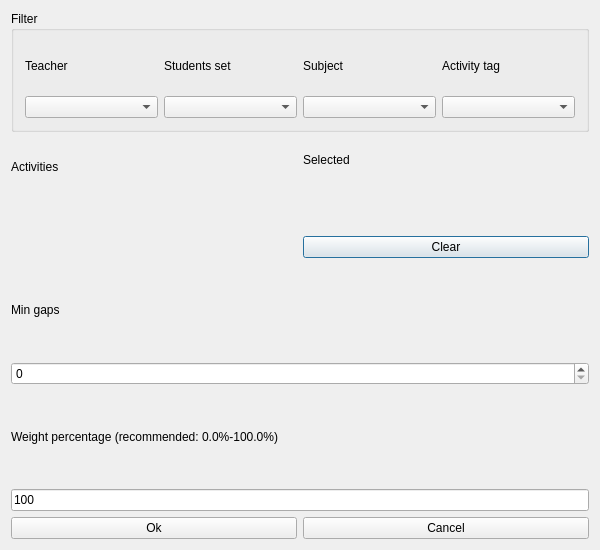
Above: src/interface/modifyconstraintmingapsbetweenactivitiesform_template.ui from janLo/FET before the change. Below: the same form after it.
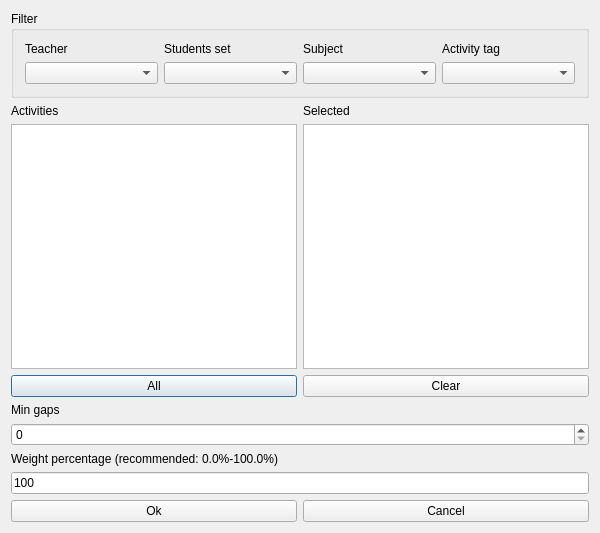
That is the form after the change. Custom widgets are drawn as their Qt base class.

What changed in the file:
```diff
--- a/src/interface/modifyconstraintmingapsbetweenactivitiesform_template.ui
+++ b/src/interface/modifyconstraintmingapsbetweenactivitiesform_template.ui
@@ -7,37 +7,29 @@
     <x>0</x>
     <y>0</y>
     <width>600</width>
-    <height>550</height>
+    <height>533</height>
    </rect>
   </property>
   <property name="windowTitle">
    <string extracomment="This is the title of the dialog to modify a constraint of this type">Modify min gaps between activities</string>
   </property>
-  <layout class="QGridLayout" name="gridLayout">
-   <item row="0" column="0" colspan="2">
-    <widget class="Q3GroupBox" name="groupBox3">
+  <layout class="QGridLayout" name="gridLayout_2">
+   <item row="0" column="0">
+    <widget class="QGroupBox" name="filterGroupBox">
      <property name="title">
       <string>Filter</string>
      </property>
-     <layout class="QGridLayout">
+     <layout class="QGridLayout" name="gridLayout">
       <item row="0" column="0">
-       <layout class="QGridLayout">
-        <item row="0" column="3">
-         <widget class="QLabel" name="activityTagsTextLabel">
+       <widget class="QLabel" name="teachersTextLabel">
           <property name="text">
-           <string>Activity tag</string>
+         <string>Teacher</string>
           </property>
           <property name="wordWrap">
            <bool>false</bool>
           </property>
          </widget>
         </item>
-        <item row="1" column="1">
-         <widget class="QComboBox" name="studentsComboBox"/>
-        </item>
-        <item row="1" column="3">
-         <widget class="QComboBox" name="activityTagsComboBox"/>
-        </item>
         <item row="0" column="1">
          <widget class="QLabel" name="studentsTextLabel">
           <property name="text">
@@ -48,9 +40,6 @@
           </property>
          </widget>
         </item>
-        <item row="1" column="2">
-         <widget class="QComboBox" name="subjectsComboBox"/>
-        </item>
         <item row="0" column="2">
          <widget class="QLabel" name="subjectsTextLabel">
           <property name="text">
@@ -61,26 +50,35 @@
           </property>
          </widget>
         </item>
+      <item row="0" column="3">
+       <widget class="QLabel" name="activityTagsTextLabel">
+        <property name="text">
+         <string>Activity tag</string>
+        </property>
+        <property name="wordWrap">
+         <bool>false</bool>
+        </property>
+       </widget>
+      </item>
         <item row="1" column="0">
          <widget class="QComboBox" name="teachersComboBox"/>
         </item>
-        <item row="0" column="0">
-         <widget class="QLabel" name="teachersTextLabel">
-          <property name="text">
-           <string>Teacher</string>
-          </property>
-          <property name="wordWrap">
-           <bool>false</bool>
-          </property>
-         </widget>
-        </item>
-       </layout>
+      <item row="1" column="1">
+       <widget class="QComboBox" name="studentsComboBox"/>
+      </item>
+      <item row="1" column="2">
+       <widget class="QComboBox" name="subjectsComboBox"/>
+      </item>
+      <item row="1" column="3">
+       <widget class="QComboBox" name="activityTagsComboBox"/>
       </item>
      </layout>
     </widget>
    </item>
    <item row="1" column="0">
-    <layout class="QVBoxLayout">
+    <layout class="QHBoxLayout" name="horizontalLayout">
+     <item>
+      <layout class="QVBoxLayout" name="verticalLayout_2">
      <item>
       <widget class="QLabel" name="activitiesTextLabel">
        <property name="frameShape">
@@ -98,17 +96,18 @@
       </widget>
      </item>
      <item>
-      <widget class="Q3ListBox" name="activitiesListBox">
+        <widget class="QListWidget" name="activitiesListWidget"/>
+       </item>
        <item>
+        <widget class="QPushButton" name="addAllActivitiesPushButton">
         <property name="text">
-         <string>New Item</string>
-        </property>
-       </item>
+          <string comment="Text on a button. It refers to adding all activities from the list above this button into the current constraint">All</string>
+         </property>
       </widget>
      </item>
     </layout>
    </item>
-   <item row="1" column="1">
+     <item>
     <layout class="QVBoxLayout" name="verticalLayout">
      <item>
       <widget class="QLabel" name="selectedActivitiesTextLabel">
@@ -127,13 +126,7 @@
       </widget>
      </item>
      <item>
-      <widget class="Q3ListBox" name="selectedActivitiesListBox">
-       <item>
-        <property name="text">
-         <string>New Item</string>
-        </property>
-       </item>
-      </widget>
+        <widget class="QListWidget" name="selectedActivitiesListWidget"/>
      </item>
      <item>
       <widget class="QPushButton" name="clearPushButton">
@@ -144,7 +137,9 @@
      </item>
     </layout>
    </item>
-   <item row="2" column="0" colspan="2">
+    </layout>
+   </item>
+   <item row="2" column="0">
     <layout class="QGridLayout">
      <item row="1" column="0">
       <widget class="QSpinBox" name="minGapsSpinBox"/>
@@ -167,7 +162,7 @@
      </item>
     </layout>
    </item>
-   <item row="3" column="0" colspan="2">
+   <item row="3" column="0">
     <layout class="QVBoxLayout">
      <item>
       <widget class="QLabel" name="weightTextLabel">
@@ -194,7 +189,7 @@
      </item>
     </layout>
    </item>
-   <item row="4" column="0" colspan="2">
+   <item row="4" column="0">
     <layout class="QHBoxLayout">
      <item>
       <widget class="QPushButton" name="okPushButton">
@@ -215,37 +210,6 @@
   </layout>
  </widget>
  <layoutdefault spacing="6" margin="11"/>
- <customwidgets>
-  <customwidget>
-   <class>Q3GroupBox</class>
-   <extends>QGroupBox</extends>
-   <header>Qt3Support/Q3GroupBox</header>
-   <container>1</container>
-  </customwidget>
-  <customwidget>
-   <class>Q3Frame</class>
-   <extends>QFrame</extends>
-   <header>Qt3Support/Q3Frame</header>
-   <container>1</container>
-  </customwidget>
-  <customwidget>
-   <class>Q3ListBox</class>
-   <extends>Q3Frame</extends>
-   <header>q3listbox.h</header>
-  </customwidget>
- </customwidgets>
- <tabstops>
-  <tabstop>studentsComboBox</tabstop>
-  <tabstop>subjectsComboBox</tabstop>
-  <tabstop>activityTagsComboBox</tabstop>
-  <tabstop>teachersComboBox</tabstop>
-  <tabstop>activitiesListBox</tabstop>
-  <tabstop>selectedActivitiesListBox</tabstop>
-  <tabstop>minGapsSpinBox</tabstop>
-  <tabstop>weightLineEdit</tabstop>
-  <tabstop>okPushButton</tabstop>
-  <tabstop>cancelPushButton</tabstop>
- </tabstops>
  <resources/>
  <connections/>
 </ui>
```
Left out of the diff: 2 changed lines with no effect on the pictures. Lines whose indentation alone changed are shown as unchanged.
